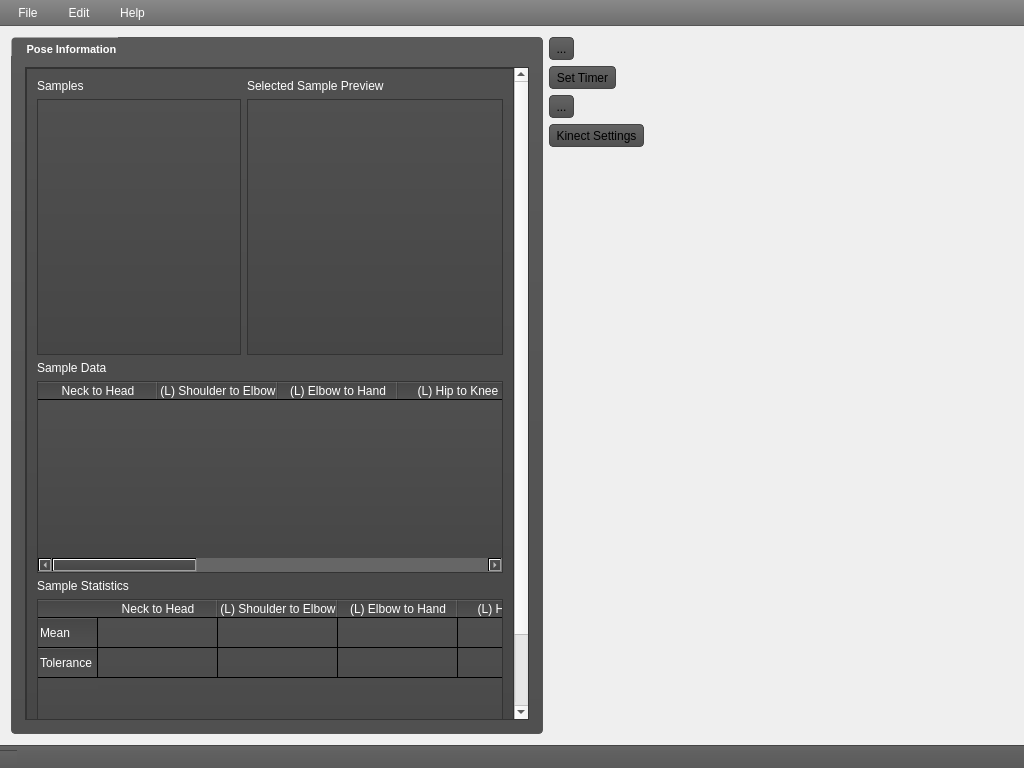
The window that mainwindow.ui (freemancw/PoseDesigner) describes before a commit, drawn with Qt 5.
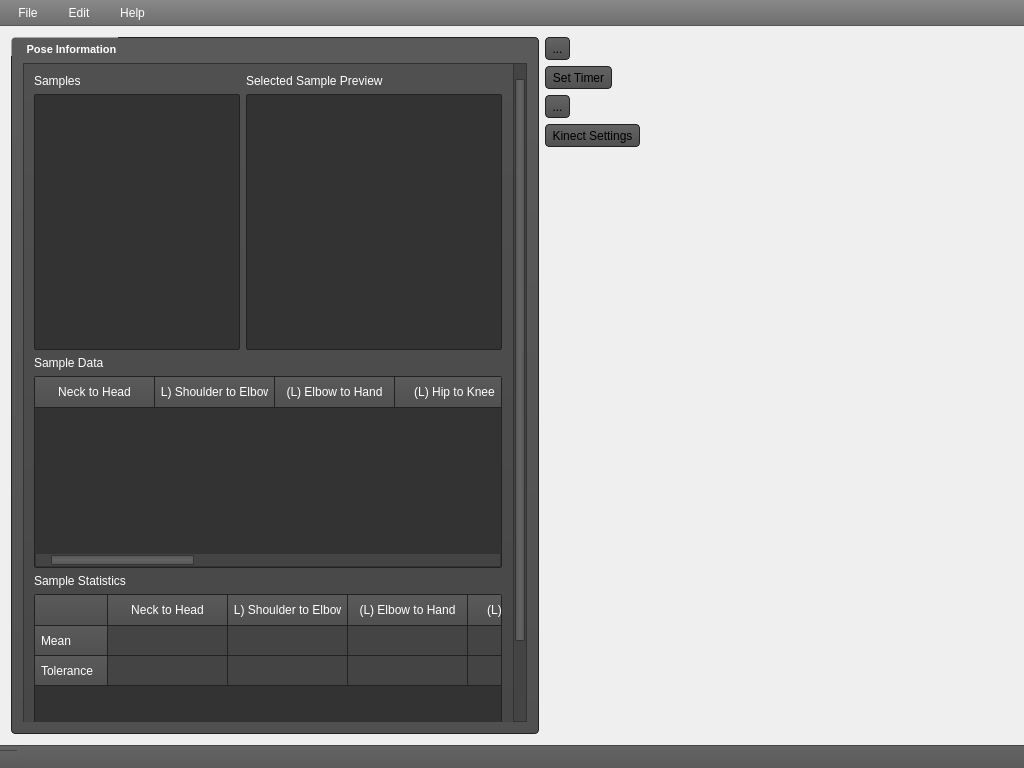
The same window after the commit. Icons and pictures are not drawn. Custom widgets are drawn as their Qt base class.

Patch:
```diff
--- a/mainwindow.ui
+++ b/mainwindow.ui
@@ -36,7 +36,146 @@
   </property>
   <widget class="QWidget" name="centralWidget">
    <property name="styleSheet">
-    <string notr="true">background-image: url(:/images/gui/textures/texturedbackground.png);
+    <string notr="true">#centralWidget {
+	background-image: url(:/images/gui/textures/texturedbackground.png);
+	padding: 0;
+}
+
+QTableView {
+	background: orange;
+	border: 0;
+}
+
+QTableView::item {
+	background: #444;
+	border-right: 1px solid #222;
+	border-bottom: 1px solid #222;
+}
+
+QTableWidget {
+	background: green;
+	border: 0;
+}
+
+QTableWidgetItem {
+	background: blue;
+	border: 0;
+}
+
+QHeaderView {
+	/*background: red;*/
+	background: #333;
+	border: 0;
+}
+
+QHeaderView::section, QTableView QTableCornerButton::section {
+	/*background: yellow;*/
+	background: qlineargradient(spread:pad, x1:0, y1:1, x2:0, y2:0, stop:0 rgba(80, 80, 80, 255), stop:1 rgba(90, 90, 90, 255));
+	border: 0;
+    border-bottom: 1px solid #222;
+	border-right: 1px solid #222;
+	padding: 6px;
+	color: #fff;
+} 
+
+QGroupBox {
+	background: qlineargradient(spread:pad, x1:0, y1:1, x2:0, y2:0, stop:0 rgba(80, 80, 80, 255), stop:1 rgba(90, 90, 90, 255));
+	border: 1px solid #222;
+    border-radius: 4px;
+	padding: 0;
+	padding-top: 14px;
+}
+
+QGroupBox::title {
+	color: #fff;
+    padding-top: 6px;
+	margin-left: 14px;
+	background: none;
+}
+
+QToolButton { 
+    border: 1px solid #222;
+	border-radius: 4px;
+	background: qlineargradient(spread:pad, x1:1, y1:1, x2:1, y2:0, stop:0 rgba(80, 80, 80, 255), stop:1 rgba(100, 100, 100, 255));
+	margin: 0;
+	padding: 2px;
+}
+
+QToolButton:hover {
+	background: qlineargradient(spread:pad, x1:1, y1:1, x2:1, y2:0, stop:0 rgba(90, 90, 90, 255), stop:1 rgba(110, 110, 110, 255));
+}
+
+QToolButton:pressed {
+	background: qlineargradient(spread:pad, x1:1, y1:1, x2:1, y2:0, stop:0 rgba(80, 80, 80, 255), stop:1 rgba(100, 100, 100, 255));
+}
+
+QScrollArea {
+	border: 0;
+}
+
+QScrollBar {
+	background: #444;
+	border: 1px solid #333;
+}
+
+QScrollBar::horizontal {
+	padding: 0 14px;
+}
+
+QScrollBar::vertical {
+	padding: 14px 0;
+}
+
+QScrollBar::add-line, QScrollBar::sub-line {
+	/*background: #555;*/
+	background: none;
+}
+
+QScrollBar::add-page::horizontal, QScrollBar::sub-page::horizontal {
+	/*background: qlineargradient(spread:pad, x1:0, y1:1, x2:0, y2:0, stop:0 #555, stop:1 #444);*/
+	background: none;
+}
+
+QScrollBar::add-page::vertical, QScrollBar::sub-page::vertical {
+	/*background: #555;*/
+	background: none;
+}
+
+QScrollBar::down-arrow {
+	background: url(:/images/gui/icons/downarrow.png);
+}
+
+QScrollBar::up-arrow {
+	background: url(:/images/gui/icons/uparrow.png);
+}
+
+QScrollBar::left-arrow {
+	background: url(:/images/gui/icons/leftarrow.png);
+}
+
+QScrollBar::right-arrow {
+	background: url(:/images/gui/icons/rightarrow.png);
+}
+
+QScrollBar::handle {
+	margin: 1px;
+	border-radius: 1px;
+	border: 1px solid #333;
+}
+
+QScrollBar::handle::horizontal {
+	background-color: qlineargradient(spread:reflect, x1:0, y1:0, x2:0, y2:0.5, stop:0 rgba(85, 85, 85, 255), stop:1 rgba(100, 100, 100, 255));
+}
+
+QScrollBar::handle::vertical {
+	background-color: qlineargradient(spread:reflect, x1:0, y1:0, x2:0.5, y2:0, stop:0 rgba(85, 85, 85, 255), stop:1 rgba(100, 100, 100, 255));
+}
+
+QListWidget, QGraphicsView, QTableWidget {
+	border: 1px solid #222;
+	background: #333;
+	border-radius: 2px;
+}
 
 </string>
    </property>
@@ -60,36 +199,7 @@
        <bool>false</bool>
       </property>
       <property name="styleSheet">
-       <string notr="true">
-QGroupBox {
-	background: qlineargradient(spread:pad, x1:0, y1:1, x2:0, y2:0, stop:0 rgba(80, 80, 80, 255), stop:1 rgba(90, 90, 90, 255));
-	border: 1px solid #555;
-    border-radius: 4px;
-	padding: 0;
-	padding-top: 14px;
-}
-
-
-
-QGroupBox::title {
-	color: #fff;
-    padding-top: 6px;
-	margin-left: 14px;
-}
-
-QScrollBar::add-page:vertical, QScrollBar::sub-page:vertical {
-     background: #666;
- }
-
-
-QScrollBar::add-page:horizontal, QScrollBar::sub-page:horizontal {
-     background: #666;
- }
-
-
-QScrollBar {
-	background: none;
-}</string>
+       <string notr="true"/>
       </property>
       <property name="title">
        <string>Pose Information</string>
@@ -104,11 +214,9 @@
           </sizepolicy>
          </property>
          <property name="styleSheet">
-          <string notr="true">
-	background: qlineargradient(spread:pad, x1:0, y1:1, x2:0, y2:0, stop:0 rgba(70, 70, 70, 255), stop:1 rgba(80, 80, 80, 255));
+          <string notr="true">#scrollArea QLabel {
 	color: #fff;
-	border: 1px solid #333;
-</string>
+}</string>
          </property>
          <property name="frameShape">
           <enum>QFrame::NoFrame</enum>
@@ -124,7 +232,7 @@
            <rect>
             <x>0</x>
             <y>0</y>
-            <width>449</width>
+            <width>454</width>
             <height>729</height>
            </rect>
           </property>
@@ -135,7 +243,12 @@
            </sizepolicy>
           </property>
           <property name="styleSheet">
-           <string notr="true"/>
+           <string notr="true">#scrollAreaWidgetContents {
+	background: qlineargradient(spread:pad, x1:0, y1:1, x2:0, y2:0, stop:0 rgba(70, 70, 70, 255), stop:1 rgba(80, 80, 80, 255));
+    border: 1px solid #333;
+	border-right: 0;
+}
+</string>
           </property>
           <layout class="QVBoxLayout" name="verticalLayout_2">
            <item>
@@ -159,6 +272,9 @@
                  <verstretch>0</verstretch>
                 </sizepolicy>
                </property>
+               <property name="styleSheet">
+                <string notr="true"/>
+               </property>
                <property name="alternatingRowColors">
                 <bool>false</bool>
                </property>
@@ -198,6 +314,9 @@
                  <height>0</height>
                 </size>
                </property>
+               <property name="styleSheet">
+                <string notr="true"/>
+               </property>
                <property name="verticalScrollBarPolicy">
                 <enum>Qt::ScrollBarAlwaysOff</enum>
                </property>
@@ -246,23 +365,12 @@
                  </brush>
                 </colorrole>
                 <colorrole role="Button">
-                 <brush brushstyle="LinearGradientPattern">
-                  <gradient startx="0.000000000000000" starty="1.000000000000000" endx="0.000000000000000" endy="0.000000000000000" type="LinearGradient" spread="PadSpread" coordinatemode="ObjectBoundingMode">
-                   <gradientstop position="0.000000000000000">
-                    <color alpha="255">
-                     <red>70</red>
-                     <green>70</green>
-                     <blue>70</blue>
-                    </color>
-                   </gradientstop>
-                   <gradientstop position="1.000000000000000">
-                    <color alpha="255">
-                     <red>80</red>
-                     <green>80</green>
-                     <blue>80</blue>
-                    </color>
-                   </gradientstop>
-                  </gradient>
+                 <brush brushstyle="SolidPattern">
+                  <color alpha="255">
+                   <red>51</red>
+                   <green>51</green>
+                   <blue>51</blue>
+                  </color>
                  </brush>
                 </colorrole>
                 <colorrole role="Text">
@@ -284,43 +392,21 @@
                  </brush>
                 </colorrole>
                 <colorrole role="Base">
-                 <brush brushstyle="LinearGradientPattern">
-                  <gradient startx="0.000000000000000" starty="1.000000000000000" endx="0.000000000000000" endy="0.000000000000000" type="LinearGradient" spread="PadSpread" coordinatemode="ObjectBoundingMode">
-                   <gradientstop position="0.000000000000000">
-                    <color alpha="255">
-                     <red>70</red>
-                     <green>70</green>
-                     <blue>70</blue>
-                    </color>
-                   </gradientstop>
-                   <gradientstop position="1.000000000000000">
-                    <color alpha="255">
-                     <red>80</red>
-                     <green>80</green>
-                     <blue>80</blue>
-                    </color>
-                   </gradientstop>
-                  </gradient>
+                 <brush brushstyle="SolidPattern">
+                  <color alpha="255">
+                   <red>51</red>
+                   <green>51</green>
+                   <blue>51</blue>
+                  </color>
                  </brush>
                 </colorrole>
                 <colorrole role="Window">
-                 <brush brushstyle="LinearGradientPattern">
-                  <gradient startx="0.000000000000000" starty="1.000000000000000" endx="0.000000000000000" endy="0.000000000000000" type="LinearGradient" spread="PadSpread" coordinatemode="ObjectBoundingMode">
-                   <gradientstop position="0.000000000000000">
-                    <color alpha="255">
-                     <red>70</red>
-                     <green>70</green>
-                     <blue>70</blue>
-                    </color>
-                   </gradientstop>
-                   <gradientstop position="1.000000000000000">
-                    <color alpha="255">
-                     <red>80</red>
-                     <green>80</green>
-                     <blue>80</blue>
-                    </color>
-                   </gradientstop>
-                  </gradient>
+                 <brush brushstyle="SolidPattern">
+                  <color alpha="255">
+                   <red>51</red>
+                   <green>51</green>
+                   <blue>51</blue>
+                  </color>
                  </brush>
                 </colorrole>
                </active>
@@ -335,23 +421,12 @@
                  </brush>
                 </colorrole>
                 <colorrole role="Button">
-                 <brush brushstyle="LinearGradientPattern">
-                  <gradient startx="0.000000000000000" starty="1.000000000000000" endx="0.000000000000000" endy="0.000000000000000" type="LinearGradient" spread="PadSpread" coordinatemode="ObjectBoundingMode">
-                   <gradientstop position="0.000000000000000">
-                    <color alpha="255">
-                     <red>70</red>
-                     <green>70</green>
-                     <blue>70</blue>
-                    </color>
-                   </gradientstop>
-                   <gradientstop position="1.000000000000000">
-                    <color alpha="255">
-                     <red>80</red>
-                     <green>80</green>
-                     <blue>80</blue>
-                    </color>
-                   </gradientstop>
-                  </gradient>
+                 <brush brushstyle="SolidPattern">
+                  <color alpha="255">
+                   <red>51</red>
+                   <green>51</green>
+                   <blue>51</blue>
+                  </color>
                  </brush>
                 </colorrole>
                 <colorrole role="Text">
@@ -373,43 +448,21 @@
                  </brush>
                 </colorrole>
                 <colorrole role="Base">
-                 <brush brushstyle="LinearGradientPattern">
-                  <gradient startx="0.000000000000000" starty="1.000000000000000" endx="0.000000000000000" endy="0.000000000000000" type="LinearGradient" spread="PadSpread" coordinatemode="ObjectBoundingMode">
-                   <gradientstop position="0.000000000000000">
-                    <color alpha="255">
-                     <red>70</red>
-                     <green>70</green>
-                     <blue>70</blue>
-                    </color>
-                   </gradientstop>
-                   <gradientstop position="1.000000000000000">
-                    <color alpha="255">
-                     <red>80</red>
-                     <green>80</green>
-                     <blue>80</blue>
-                    </color>
-                   </gradientstop>
-                  </gradient>
+                 <brush brushstyle="SolidPattern">
+                  <color alpha="255">
+                   <red>51</red>
+                   <green>51</green>
+                   <blue>51</blue>
+                  </color>
                  </brush>
                 </colorrole>
                 <colorrole role="Window">
-                 <brush brushstyle="LinearGradientPattern">
-                  <gradient startx="0.000000000000000" starty="1.000000000000000" endx="0.000000000000000" endy="0.000000000000000" type="LinearGradient" spread="PadSpread" coordinatemode="ObjectBoundingMode">
-                   <gradientstop position="0.000000000000000">
-                    <color alpha="255">
-                     <red>70</red>
-                     <green>70</green>
-                     <blue>70</blue>
-                    </color>
-                   </gradientstop>
-                   <gradientstop position="1.000000000000000">
-                    <color alpha="255">
-                     <red>80</red>
-                     <green>80</green>
-                     <blue>80</blue>
-                    </color>
-                   </gradientstop>
-                  </gradient>
+                 <brush brushstyle="SolidPattern">
+                  <color alpha="255">
+                   <red>51</red>
+                   <green>51</green>
+                   <blue>51</blue>
+                  </color>
                  </brush>
                 </colorrole>
                </inactive>
@@ -424,23 +477,12 @@
                  </brush>
                 </colorrole>
                 <colorrole role="Button">
-                 <brush brushstyle="LinearGradientPattern">
-                  <gradient startx="0.000000000000000" starty="1.000000000000000" endx="0.000000000000000" endy="0.000000000000000" type="LinearGradient" spread="PadSpread" coordinatemode="ObjectBoundingMode">
-                   <gradientstop position="0.000000000000000">
-                    <color alpha="255">
-                     <red>70</red>
-                     <green>70</green>
-                     <blue>70</blue>
-                    </color>
-                   </gradientstop>
-                   <gradientstop position="1.000000000000000">
-                    <color alpha="255">
-                     <red>80</red>
-                     <green>80</green>
-                     <blue>80</blue>
-                    </color>
-                   </gradientstop>
-                  </gradient>
+                 <brush brushstyle="SolidPattern">
+                  <color alpha="255">
+                   <red>51</red>
+                   <green>51</green>
+                   <blue>51</blue>
+                  </color>
                  </brush>
                 </colorrole>
                 <colorrole role="Text">
@@ -462,43 +504,21 @@
                  </brush>
                 </colorrole>
                 <colorrole role="Base">
-                 <brush brushstyle="LinearGradientPattern">
-                  <gradient startx="0.000000000000000" starty="1.000000000000000" endx="0.000000000000000" endy="0.000000000000000" type="LinearGradient" spread="PadSpread" coordinatemode="ObjectBoundingMode">
-                   <gradientstop position="0.000000000000000">
-                    <color alpha="255">
-                     <red>70</red>
-                     <green>70</green>
-                     <blue>70</blue>
-                    </color>
-                   </gradientstop>
-                   <gradientstop position="1.000000000000000">
-                    <color alpha="255">
-                     <red>80</red>
-                     <green>80</green>
-                     <blue>80</blue>
-                    </color>
-                   </gradientstop>
-                  </gradient>
+                 <brush brushstyle="SolidPattern">
+                  <color alpha="255">
+                   <red>51</red>
+                   <green>51</green>
+                   <blue>51</blue>
+                  </color>
                  </brush>
                 </colorrole>
                 <colorrole role="Window">
-                 <brush brushstyle="LinearGradientPattern">
-                  <gradient startx="0.000000000000000" starty="1.000000000000000" endx="0.000000000000000" endy="0.000000000000000" type="LinearGradient" spread="PadSpread" coordinatemode="ObjectBoundingMode">
-                   <gradientstop position="0.000000000000000">
-                    <color alpha="255">
-                     <red>70</red>
-                     <green>70</green>
-                     <blue>70</blue>
-                    </color>
-                   </gradientstop>
-                   <gradientstop position="1.000000000000000">
-                    <color alpha="255">
-                     <red>80</red>
-                     <green>80</green>
-                     <blue>80</blue>
-                    </color>
-                   </gradientstop>
-                  </gradient>
+                 <brush brushstyle="SolidPattern">
+                  <color alpha="255">
+                   <red>51</red>
+                   <green>51</green>
+                   <blue>51</blue>
+                  </color>
                  </brush>
                 </colorrole>
                </disabled>
@@ -508,11 +528,7 @@
               <bool>false</bool>
              </property>
              <property name="styleSheet">
-              <string notr="true">QHeaderView {
-  border: 0;
-}
-
-</string>
+              <string notr="true"/>
              </property>
              <property name="verticalScrollBarPolicy">
               <enum>Qt::ScrollBarAsNeeded</enum>
@@ -526,6 +542,9 @@
              <property name="alternatingRowColors">
               <bool>false</bool>
              </property>
+             <property name="showGrid">
+              <bool>false</bool>
+             </property>
              <property name="gridStyle">
               <enum>Qt::SolidLine</enum>
              </property>
@@ -626,11 +645,10 @@
               </sizepolicy>
              </property>
              <property name="styleSheet">
-              <string notr="true">QHeaderView {
-  border: 0;
-}
-
-</string>
+              <string notr="true"/>
+             </property>
+             <property name="showGrid">
+              <bool>false</bool>
              </property>
              <property name="gridStyle">
               <enum>Qt::SolidLine</enum>
@@ -717,21 +735,7 @@
        <string>Add New Sample</string>
       </property>
       <property name="styleSheet">
-       <string notr="true">QToolButton { 
-    border: 1px solid #444;
-	border-radius: 4px;
-	background: qlineargradient(spread:pad, x1:1, y1:1, x2:1, y2:0, stop:0 rgba(80, 80, 80, 255), stop:1 rgba(100, 100, 100, 255));
-	margin: 0;
-	padding: 2px;
-}
-
-QToolButton:hover {
-	background: qlineargradient(spread:pad, x1:1, y1:1, x2:1, y2:0, stop:0 rgba(90, 90, 90, 255), stop:1 rgba(110, 110, 110, 255));
-}
-
-QToolButton:pressed {
-	background: qlineargradient(spread:pad, x1:1, y1:1, x2:1, y2:0, stop:0 rgba(80, 80, 80, 255), stop:1 rgba(100, 100, 100, 255));
-}</string>
+       <string notr="true"/>
       </property>
       <property name="text">
        <string>...</string>
@@ -777,21 +781,7 @@
        <string>Set Timer to Take Sample</string>
       </property>
       <property name="styleSheet">
-       <string notr="true">QToolButton { 
-    border: 1px solid #444;
-	border-radius: 4px;
-	background: qlineargradient(spread:pad, x1:1, y1:1, x2:1, y2:0, stop:0 rgba(80, 80, 80, 255), stop:1 rgba(100, 100, 100, 255));
-	margin: 0;
-	padding: 2px;
-}
-
-QToolButton:hover {
-	background: qlineargradient(spread:pad, x1:1, y1:1, x2:1, y2:0, stop:0 rgba(90, 90, 90, 255), stop:1 rgba(110, 110, 110, 255));
-}
-
-QToolButton:pressed {
-	background: qlineargradient(spread:pad, x1:1, y1:1, x2:1, y2:0, stop:0 rgba(80, 80, 80, 255), stop:1 rgba(100, 100, 100, 255));
-}</string>
+       <string notr="true"/>
       </property>
       <property name="text">
        <string>Set Timer</string>
@@ -817,21 +807,7 @@
        <string>Remove Selected Sample</string>
       </property>
       <property name="styleSheet">
-       <string notr="true">QToolButton { 
-    border: 1px solid #444;
-	border-radius: 4px;
-	background: qlineargradient(spread:pad, x1:1, y1:1, x2:1, y2:0, stop:0 rgba(80, 80, 80, 255), stop:1 rgba(100, 100, 100, 255));
-	margin: 0;
-	padding: 2px;
-}
-
-QToolButton:hover {
-	background: qlineargradient(spread:pad, x1:1, y1:1, x2:1, y2:0, stop:0 rgba(90, 90, 90, 255), stop:1 rgba(110, 110, 110, 255));
-}
-
-QToolButton:pressed {
-	background: qlineargradient(spread:pad, x1:1, y1:1, x2:1, y2:0, stop:0 rgba(80, 80, 80, 255), stop:1 rgba(100, 100, 100, 255));
-}</string>
+       <string notr="true"/>
       </property>
       <property name="text">
        <string>...</string>
@@ -857,21 +833,7 @@
        <string>Adjust Kinect Settings</string>
       </property>
       <property name="styleSheet">
-       <string notr="true">QToolButton { 
-    border: 1px solid #444;
-	border-radius: 4px;
-	background: qlineargradient(spread:pad, x1:1, y1:1, x2:1, y2:0, stop:0 rgba(80, 80, 80, 255), stop:1 rgba(100, 100, 100, 255));
-	margin: 0;
-	padding: 2px;
-}
-
-QToolButton:hover {
-	background: qlineargradient(spread:pad, x1:1, y1:1, x2:1, y2:0, stop:0 rgba(90, 90, 90, 255), stop:1 rgba(110, 110, 110, 255));
-}
-
-QToolButton:pressed {
-	background: qlineargradient(spread:pad, x1:1, y1:1, x2:1, y2:0, stop:0 rgba(80, 80, 80, 255), stop:1 rgba(100, 100, 100, 255));
-}</string>
+       <string notr="true"/>
       </property>
       <property name="text">
        <string>Kinect Settings</string>
```
Left out of the diff: 5 changed lines with no effect on the pictures.
